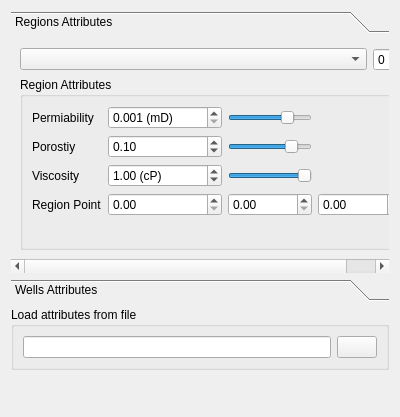
jdms/rrm, file src/Apps/Simulator/FormPropertyValues.ui: the form before one commit.
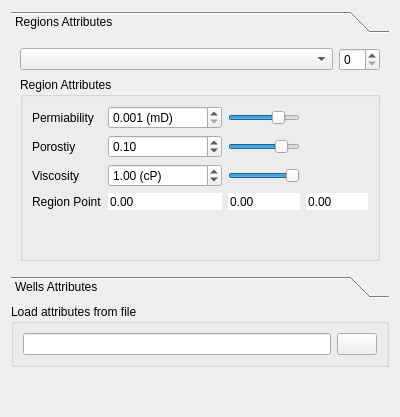
The form after the commit. Icons and pictures are not drawn.

Commit message: Comestic features and Flow Properties Values

Patch:
```diff
--- a/src/Apps/Simulator/FormPropertyValues.ui
+++ b/src/Apps/Simulator/FormPropertyValues.ui
@@ -37,7 +37,7 @@
         <x>0</x>
         <y>0</y>
         <width>382</width>
-        <height>229</height>
+        <height>223</height>
        </rect>
       </property>
       <attribute name="label">
@@ -139,6 +139,18 @@
           </item>
           <item row="3" column="1">
            <widget class="QDoubleSpinBox" name="doubleSpinBox_Region_Point_X">
+            <property name="enabled">
+             <bool>true</bool>
+            </property>
+            <property name="frame">
+             <bool>false</bool>
+            </property>
+            <property name="readOnly">
+             <bool>true</bool>
+            </property>
+            <property name="buttonSymbols">
+             <enum>QAbstractSpinBox::NoButtons</enum>
+            </property>
             <property name="maximum">
              <double>100000.000000000000000</double>
             </property>
@@ -165,6 +177,18 @@
           </item>
           <item row="3" column="3">
            <widget class="QDoubleSpinBox" name="doubleSpinBox_Region_Point_Z">
+            <property name="frame">
+             <bool>false</bool>
+            </property>
+            <property name="readOnly">
+             <bool>true</bool>
+            </property>
+            <property name="buttonSymbols">
+             <enum>QAbstractSpinBox::NoButtons</enum>
+            </property>
+            <property name="showGroupSeparator" stdset="0">
+             <bool>false</bool>
+            </property>
             <property name="maximum">
              <double>100000.000000000000000</double>
             </property>
@@ -172,6 +196,15 @@
           </item>
           <item row="3" column="2">
            <widget class="QDoubleSpinBox" name="doubleSpinBox_Region_Point_Y">
+            <property name="frame">
+             <bool>false</bool>
+            </property>
+            <property name="readOnly">
+             <bool>true</bool>
+            </property>
+            <property name="buttonSymbols">
+             <enum>QAbstractSpinBox::NoButtons</enum>
+            </property>
             <property name="maximum">
              <double>100000.000000000000000</double>
             </property>
```
The commit also changes 5 other files.
